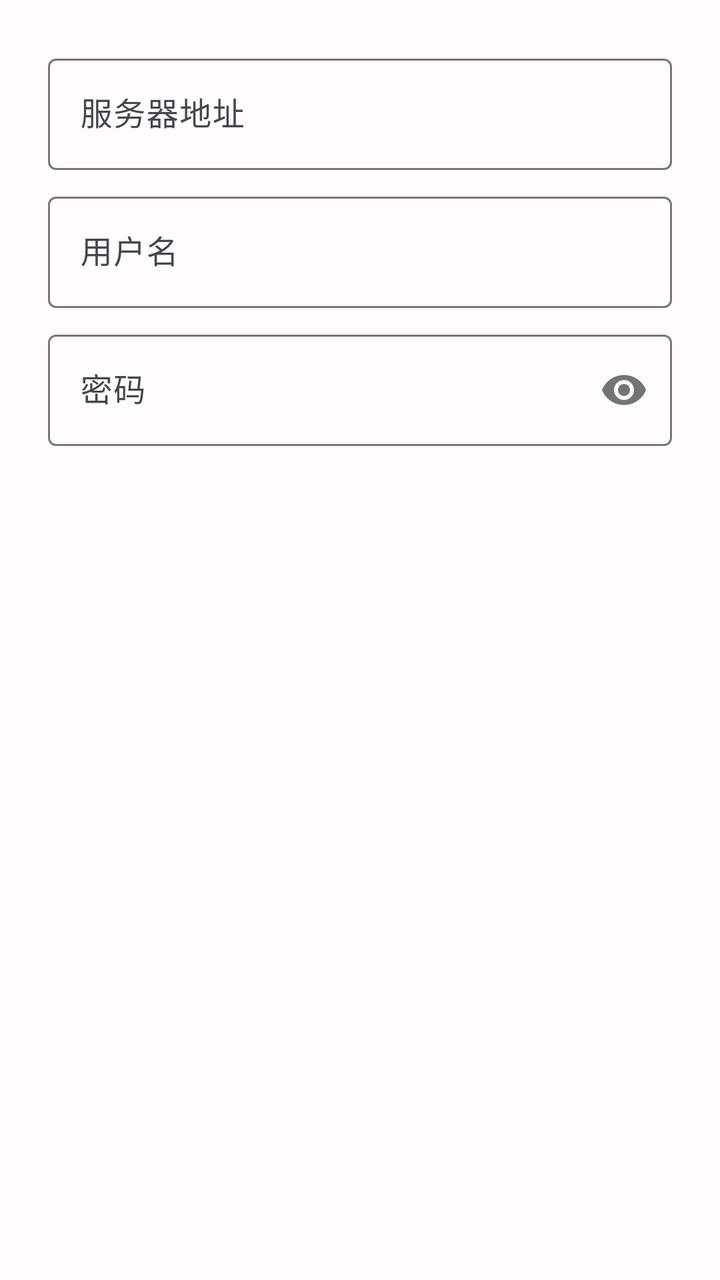
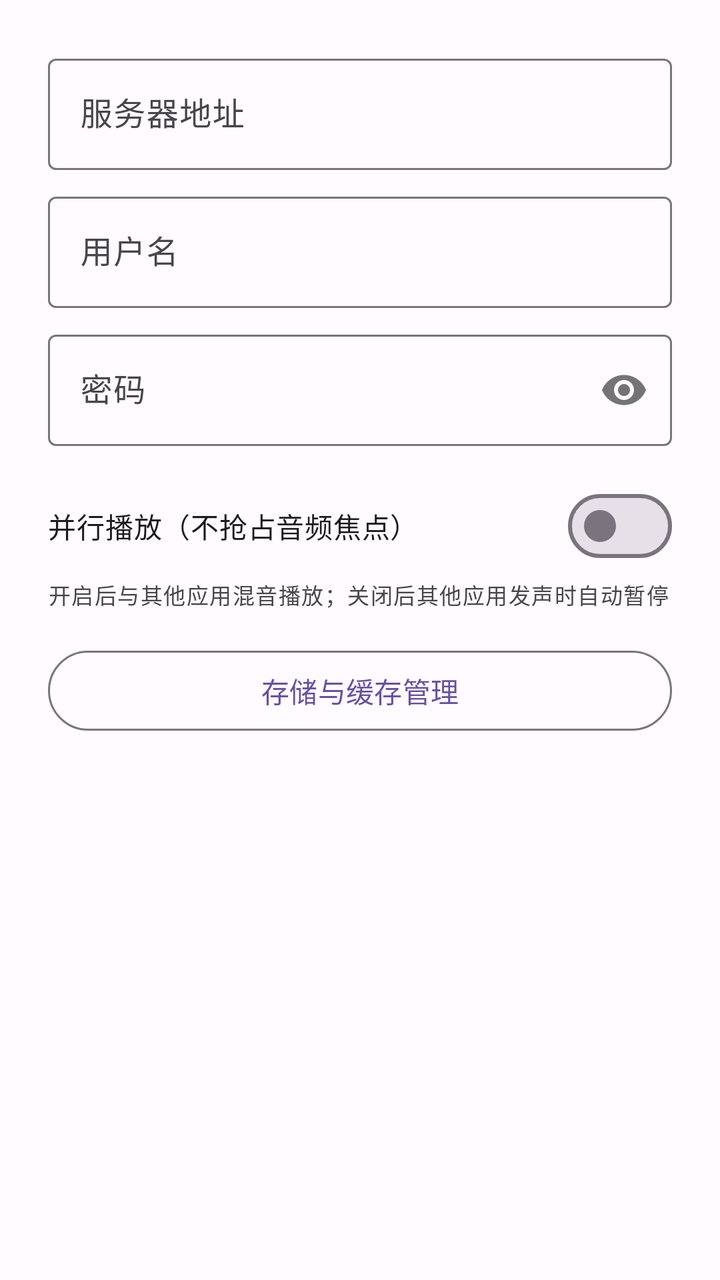

Compare the two renders of this Android layout. The source of the first and the diff that turns it into the second are given below.
<!-- AndroidManifest.xml: application theme Theme.TLMCPlayer -->
<!-- res/layout/dialog_settings.xml -->
<?xml version="1.0" encoding="utf-8"?>
<LinearLayout xmlns:android="http://schemas.android.com/apk/res/android"
    android:layout_width="match_parent"
    android:layout_height="wrap_content"
    android:orientation="vertical"
    android:padding="24dp">

    <com.google.android.material.textfield.TextInputLayout
        android:layout_width="match_parent"
        android:layout_height="wrap_content"
        android:hint="服务器地址">

        <com.google.android.material.textfield.TextInputEditText
            android:id="@+id/editUrl"
            android:layout_width="match_parent"
            android:layout_height="wrap_content"
            android:inputType="textUri" />

    </com.google.android.material.textfield.TextInputLayout>

    <com.google.android.material.textfield.TextInputLayout
        android:layout_width="match_parent"
        android:layout_height="wrap_content"
        android:layout_marginTop="8dp"
        android:hint="用户名">

        <com.google.android.material.textfield.TextInputEditText
            android:id="@+id/editUsername"
            android:layout_width="match_parent"
            android:layout_height="wrap_content"
            android:inputType="text" />

    </com.google.android.material.textfield.TextInputLayout>

    <com.google.android.material.textfield.TextInputLayout
        android:layout_width="match_parent"
        android:layout_height="wrap_content"
        android:layout_marginTop="8dp"
        android:hint="密码"
        app:passwordToggleEnabled="true"
        xmlns:app="http://schemas.android.com/apk/res-auto">

        <com.google.android.material.textfield.TextInputEditText
            android:id="@+id/editPassword"
            android:layout_width="match_parent"
            android:layout_height="wrap_content"
            android:inputType="textPassword" />

    </com.google.android.material.textfield.TextInputLayout>

</LinearLayout>
<!-- resources referenced by this layout -->
<resources>
  <style name="Theme.TLMCPlayer" parent="Theme.Material3.DayNight.NoActionBar">
          <item name="colorPrimary">@color/md_theme_primary</item>
          <item name="colorOnPrimary">@color/md_theme_onPrimary</item>
          <item name="colorPrimaryContainer">@color/md_theme_primaryContainer</item>
          <item name="colorOnPrimaryContainer">@color/md_theme_onPrimaryContainer</item>
          <item name="colorSecondary">@color/md_theme_secondary</item>
          <item name="colorOnSecondary">@color/md_theme_onSecondary</item>
          <item name="colorSecondaryContainer">@color/md_theme_secondaryContainer</item>
          <item name="colorOnSecondaryContainer">@color/md_theme_onSecondaryContainer</item>
          <item name="colorTertiary">@color/md_theme_tertiary</item>
          <item name="colorOnTertiary">@color/md_theme_onTertiary</item>
          <item name="colorError">@color/md_theme_error</item>
          <item name="colorOnError">@color/md_theme_onError</item>
          <item name="android:colorBackground">@color/md_theme_background</item>
          <item name="colorOnBackground">@color/md_theme_onBackground</item>
          <item name="colorSurface">@color/md_theme_surface</item>
          <item name="colorOnSurface">@color/md_theme_onSurface</item>
          <item name="colorSurfaceVariant">@color/md_theme_surfaceVariant</item>
          <item name="colorOnSurfaceVariant">@color/md_theme_onSurfaceVariant</item>
          <item name="colorOutline">@color/md_theme_outline</item>
      </style>
  <color name="md_theme_primary">#6750A4</color>
  <color name="md_theme_onPrimary">#FFFFFF</color>
  <color name="md_theme_primaryContainer">#EADDFF</color>
  <color name="md_theme_onPrimaryContainer">#21005E</color>
  <color name="md_theme_secondary">#625B71</color>
  <color name="md_theme_onSecondary">#FFFFFF</color>
  <color name="md_theme_secondaryContainer">#E8DEF8</color>
  <color name="md_theme_onSecondaryContainer">#1E192B</color>
  <color name="md_theme_tertiary">#7D5260</color>
  <color name="md_theme_onTertiary">#FFFFFF</color>
  <color name="md_theme_error">#B3261E</color>
  <color name="md_theme_onError">#FFFFFF</color>
  <color name="md_theme_background">#FFFBFE</color>
  <color name="md_theme_onBackground">#1C1B1F</color>
  <color name="md_theme_surface">#FFFBFE</color>
  <color name="md_theme_onSurface">#1C1B1F</color>
  <color name="md_theme_surfaceVariant">#E7E0EC</color>
  <color name="md_theme_onSurfaceVariant">#49454E</color>
  <color name="md_theme_outline">#79747E</color>
</resources>

<!-- the commit's change to res/layout/dialog_settings.xml (unified diff, before → after) -->
@@ -1,51 +1,80 @@
 <?xml version="1.0" encoding="utf-8"?>
-<LinearLayout xmlns:android="http://schemas.android.com/apk/res/android"
+<ScrollView xmlns:android="http://schemas.android.com/apk/res/android"
+    xmlns:app="http://schemas.android.com/apk/res-auto"
     android:layout_width="match_parent"
-    android:layout_height="wrap_content"
-    android:orientation="vertical"
-    android:padding="24dp">
+    android:layout_height="wrap_content">
 
-    <com.google.android.material.textfield.TextInputLayout
+    <LinearLayout
         android:layout_width="match_parent"
         android:layout_height="wrap_content"
-        android:hint="服务器地址">
+        android:orientation="vertical"
+        android:padding="24dp">
 
-        <com.google.android.material.textfield.TextInputEditText
-            android:id="@+id/editUrl"
+        <com.google.android.material.textfield.TextInputLayout
             android:layout_width="match_parent"
             android:layout_height="wrap_content"
-            android:inputType="textUri" />
+            android:hint="服务器地址">
 
-    </com.google.android.material.textfield.TextInputLayout>
+            <com.google.android.material.textfield.TextInputEditText
+                android:id="@+id/editUrl"
+                android:layout_width="match_parent"
+                android:layout_height="wrap_content"
+                android:inputType="textUri" />
 
-    <com.google.android.material.textfield.TextInputLayout
-        android:layout_width="match_parent"
-        android:layout_height="wrap_content"
-        android:layout_marginTop="8dp"
-        android:hint="用户名">
+        </com.google.android.material.textfield.TextInputLayout>
 
-        <com.google.android.material.textfield.TextInputEditText
-            android:id="@+id/editUsername"
+        <com.google.android.material.textfield.TextInputLayout
             android:layout_width="match_parent"
             android:layout_height="wrap_content"
-            android:inputType="text" />
+            android:layout_marginTop="8dp"
+            android:hint="用户名">
 
-    </com.google.android.material.textfield.TextInputLayout>
+            <com.google.android.material.textfield.TextInputEditText
+                android:id="@+id/editUsername"
+                android:layout_width="match_parent"
+                android:layout_height="wrap_content"
+                android:inputType="text" />
 
-    <com.google.android.material.textfield.TextInputLayout
-        android:layout_width="match_parent"
-        android:layout_height="wrap_content"
-        android:layout_marginTop="8dp"
-        android:hint="密码"
-        app:passwordToggleEnabled="true"
-        xmlns:app="http://schemas.android.com/apk/res-auto">
+        </com.google.android.material.textfield.TextInputLayout>
 
-        <com.google.android.material.textfield.TextInputEditText
-            android:id="@+id/editPassword"
+        <com.google.android.material.textfield.TextInputLayout
             android:layout_width="match_parent"
             android:layout_height="wrap_content"
-            android:inputType="textPassword" />
+            android:layout_marginTop="8dp"
+            android:hint="密码"
+            app:passwordToggleEnabled="true">
 
-    </com.google.android.material.textfield.TextInputLayout>
+            <com.google.android.material.textfield.TextInputEditText
+                android:id="@+id/editPassword"
+                android:layout_width="match_parent"
+                android:layout_height="wrap_content"
+                android:inputType="textPassword" />
 
-</LinearLayout>
+        </com.google.android.material.textfield.TextInputLayout>
+
+        <com.google.android.material.materialswitch.MaterialSwitch
+            android:id="@+id/switchParallelPlayback"
+            android:layout_width="match_parent"
+            android:layout_height="wrap_content"
+            android:layout_marginTop="16dp"
+            android:text="并行播放（不抢占音频焦点）" />
+
+        <TextView
+            android:layout_width="match_parent"
+            android:layout_height="wrap_content"
+            android:layout_marginTop="2dp"
+            android:text="开启后与其他应用混音播放；关闭后其他应用发声时自动暂停"
+            android:textAppearance="?attr/textAppearanceLabelSmall"
+            android:textColor="?attr/colorOnSurfaceVariant" />
+
+        <com.google.android.material.button.MaterialButton
+            android:id="@+id/btnStorageManagement"
+            style="@style/Widget.Material3.Button.OutlinedButton"
+            android:layout_width="match_parent"
+            android:layout_height="wrap_content"
+            android:layout_marginTop="16dp"
+            android:text="存储与缓存管理" />
+
+    </LinearLayout>
+
+</ScrollView>
